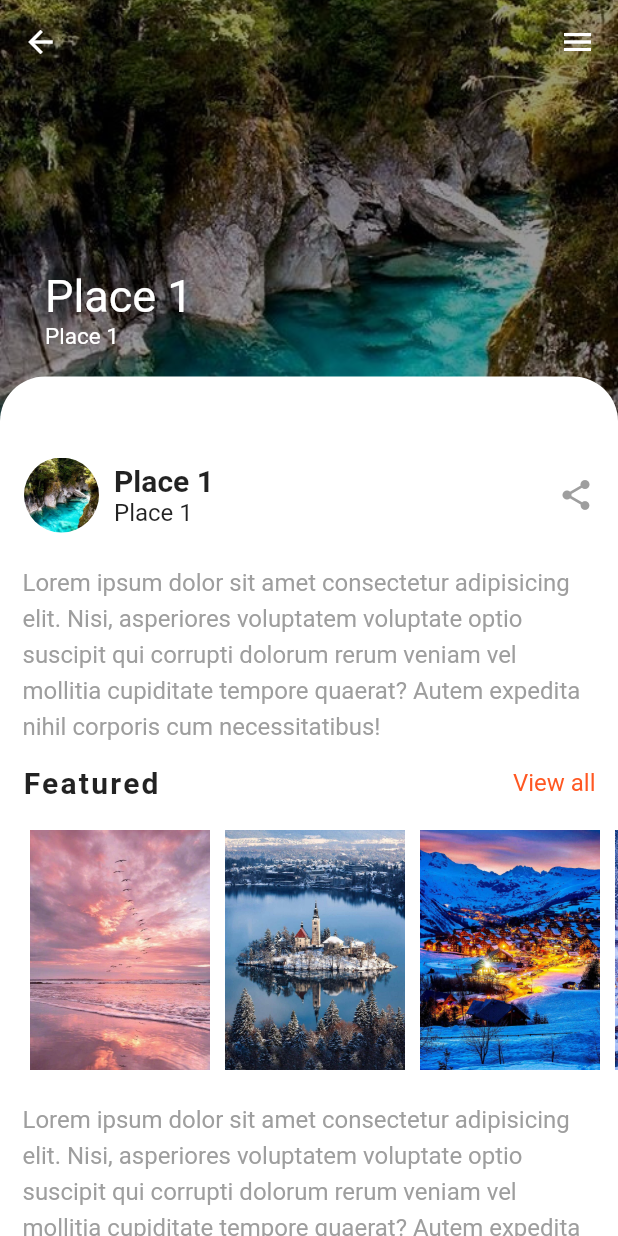
After one commit to gaoliveira21/flutter-travel-app, a Flutter app: the screen it shows after launch, after a tap on "Place 1", on a phone screen of 412 x 824 dp. The commit adds this screen. Run offline on Flutter 3.47's test engine with Material 2 defaults, Android fonts, the light colour scheme and no system bars.

Commit message:
feat: add detail screen

```diff
--- /dev/null
+++ b/lib/detail.dart
@@ -0,0 +1,274 @@
+import 'package:flutter/material.dart';
+
+import 'package:travel_app/models/travel.dart';
+
+class TravelDetail extends StatelessWidget {
+  final Travel travel;
+  final double expandedHeight = 300;
+  final double roundedContainerHeight = 50;
+
+  const TravelDetail({required this.travel, Key? key}) : super(key: key);
+
+  @override
+  Widget build(BuildContext context) {
+    return Scaffold(
+      backgroundColor: Colors.white,
+      body: Stack(
+        children: [
+          CustomScrollView(
+            slivers: [
+              _buildSliverHead(),
+              SliverToBoxAdapter(
+                child: _buildDetail(),
+              )
+            ],
+          ),
+          SizedBox(
+            height: kToolbarHeight,
+            child: Padding(
+              padding: EdgeInsets.only(
+                top: MediaQuery.of(context).padding.top,
+                left: 15,
+                right: 15,
+              ),
+              child: Row(
+                mainAxisAlignment: MainAxisAlignment.spaceBetween,
+                children: [
+                  GestureDetector(
+                    onTap: () => Navigator.pop(context),
+                    child: const Icon(
+                      Icons.arrow_back,
+                      color: Colors.white,
+                    ),
+                  ),
+                  const Icon(
+                    Icons.menu,
+                    color: Colors.white,
+                  ),
+                ],
+              ),
+            ),
+          ),
+        ],
+      ),
+    );
+  }
+
+  Widget _buildSliverHead() {
+    return SliverPersistentHeader(
+      delegate: DetailsSliverDelegate(
+        travel: travel,
+        expandedHeight: expandedHeight,
+        roundedContainerHeight: roundedContainerHeight,
+      ),
+    );
+  }
+
+  Widget _buildDetail() {
+    return Container(
+      color: Colors.white,
+      child: Column(
+        children: [
+          _buildUserInfo(),
+          const Padding(
+            padding: EdgeInsets.all(15),
+            child: Text(
+              'Lorem ipsum dolor sit amet consectetur adipisicing elit. Nisi, asperiores voluptatem voluptate optio suscipit qui corrupti dolorum rerum veniam vel mollitia cupiditate tempore quaerat? Autem expedita nihil corporis cum necessitatibus!',
+              style: TextStyle(
+                color: Colors.grey,
+                fontSize: 16,
+                height: 1.5,
+              ),
+            ),
+          ),
+          Padding(
+            padding: const EdgeInsets.symmetric(horizontal: 15),
+            child: Row(
+              mainAxisAlignment: MainAxisAlignment.spaceBetween,
+              children: const [
+                Text(
+                  'Featured',
+                  style: TextStyle(
+                    fontWeight: FontWeight.bold,
+                    fontSize: 20,
+                    letterSpacing: 1.5,
+                  ),
+                ),
+                Text(
+                  'View all',
+                  style: TextStyle(
+                    color: Colors.deepOrange,
+                    fontSize: 16,
+                  ),
+                ),
+              ],
+            ),
+          ),
+          SizedBox(
+            height: 200,
+            child: FeaturedWidget(),
+          ),
+          const Padding(
+            padding: EdgeInsets.symmetric(horizontal: 15),
+            child: Text(
+              'Lorem ipsum dolor sit amet consectetur adipisicing elit. Nisi, asperiores voluptatem voluptate optio suscipit qui corrupti dolorum rerum veniam vel mollitia cupiditate tempore quaerat? Autem expedita nihil corporis cum necessitatibus!',
+              style: TextStyle(
+                color: Colors.grey,
+                fontSize: 16,
+                height: 1.5,
+              ),
+            ),
+          ),
+        ],
+      ),
+    );
+  }
+
+  Widget _buildUserInfo() {
+    return Padding(
+      padding: const EdgeInsets.symmetric(horizontal: 16, vertical: 5),
+      child: Row(
+        children: [
+          ClipRRect(
+            borderRadius: BorderRadius.circular(50),
+            child: Image.asset(
+              travel.url,
+              width: 50,
+              height: 50,
+              fit: BoxFit.cover,
+            ),
+          ),
+          Padding(
+            padding: const EdgeInsets.only(left: 10),
+            child: Column(
+              crossAxisAlignment: CrossAxisAlignment.start,
+              children: [
+                Text(
+                  travel.name,
+                  style: const TextStyle(
+                    fontSize: 20,
+                    fontWeight: FontWeight.bold,
+                  ),
+                ),
+                Text(
+                  travel.location,
+                  style: const TextStyle(
+                    fontSize: 16,
+                  ),
+                ),
+              ],
+            ),
+          ),
+          const Spacer(),
+          const Icon(
+            Icons.share,
+            color: Colors.grey,
+          ),
+        ],
+      ),
+    );
+  }
+}
+
+class DetailsSliverDelegate extends SliverPersistentHeaderDelegate {
+  final Travel travel;
+  final double expandedHeight;
+  final double roundedContainerHeight;
+
+  DetailsSliverDelegate({
+    required this.travel,
+    required this.expandedHeight,
+    required this.roundedContainerHeight,
+  });
+
+  @override
+  Widget build(
+      BuildContext context, double shrinkOffset, bool overlapsContent) {
+    return Stack(
+      children: [
+        Image.asset(
+          travel.url,
+          width: MediaQuery.of(context).size.width,
+          height: expandedHeight,
+          fit: BoxFit.cover,
+        ),
+        Opacity(
+          opacity: 0.4,
+          child: Container(
+            decoration: const BoxDecoration(color: Colors.black),
+          ),
+        ),
+        Positioned(
+          top: expandedHeight - roundedContainerHeight - shrinkOffset + 1,
+          left: 0,
+          child: Container(
+            width: MediaQuery.of(context).size.width,
+            height: roundedContainerHeight,
+            decoration: const BoxDecoration(
+              color: Colors.white,
+              borderRadius: BorderRadius.only(
+                topLeft: Radius.circular(30),
+                topRight: Radius.circular(30),
+              ),
+            ),
+          ),
+        ),
+        Positioned(
+            top: expandedHeight - shrinkOffset - 120,
+            left: 30,
+            child: Column(
+              crossAxisAlignment: CrossAxisAlignment.start,
+              children: [
+                Text(
+                  travel.name,
+                  style: const TextStyle(color: Colors.white, fontSize: 30),
+                ),
+                Text(
+                  travel.location,
+                  style: const TextStyle(color: Colors.white, fontSize: 15),
+                ),
+              ],
+            ))
+      ],
+    );
+  }
+
+  @override
+  double get maxExtent => expandedHeight;
+
+  @override
+  double get minExtent => 0;
+
+  @override
+  bool shouldRebuild(
+    covariant SliverPersistentHeaderDelegate oldDelegate,
+  ) =>
+      true;
+}
+
+class FeaturedWidget extends StatelessWidget {
+  final _travelList = Travel.generateMostPopular();
+
+  FeaturedWidget({Key? key}) : super(key: key);
+
+  @override
+  Widget build(BuildContext context) {
+    return ListView.separated(
+      padding: const EdgeInsets.all(20),
+      scrollDirection: Axis.horizontal,
+      itemCount: _travelList.length,
+      separatorBuilder: (context, _) => const SizedBox(width: 10),
+      itemBuilder: (context, index) {
+        var travel = _travelList[index];
+
+        return SizedBox(
+          width: 120,
+          child: Image.asset(
+            travel.url,
+            fit: BoxFit.cover,
+          ),
+        );
+      },
+    );
+  }
+}
--- a/lib/home.dart
+++ b/lib/home.dart
@@ -1,4 +1,5 @@
 import 'package:flutter/material.dart';
+
 import 'package:travel_app/widgets/most_popular.dart';
 import 'package:travel_app/widgets/travel_blog.dart';
 
--- a/lib/widgets/most_popular.dart
+++ b/lib/widgets/most_popular.dart
@@ -1,4 +1,6 @@
 import 'package:flutter/material.dart';
+
+import 'package:travel_app/detail.dart';
 import 'package:travel_app/models/travel.dart';
 
 class MostPopular extends StatelessWidget {
@@ -14,7 +16,19 @@ class MostPopular extends StatelessWidget {
       itemBuilder: (context, index) {
         var travel = _travelList[index];
 
-        return Stack(
+        return GestureDetector(
+          onTap: () {
+            Navigator.of(context).push(
+              MaterialPageRoute(
+                builder: (context) {
+                  return TravelDetail(
+                    travel: travel,
+                  );
+                },
+              ),
+            );
+          },
+          child: Stack(
             children: [
               ClipRRect(
                 borderRadius: BorderRadius.circular(5),
@@ -49,6 +63,7 @@ class MostPopular extends StatelessWidget {
                     ],
                   ))
             ],
+          ),
         );
       },
       separatorBuilder: (context, _) => const SizedBox(
--- a/lib/widgets/travel_blog.dart
+++ b/lib/widgets/travel_blog.dart
@@ -1,4 +1,6 @@
 import 'package:flutter/material.dart';
+
+import 'package:travel_app/detail.dart';
 import 'package:travel_app/models/travel.dart';
 
 class TravelBlog extends StatelessWidget {
@@ -15,7 +17,19 @@ class TravelBlog extends StatelessWidget {
       itemBuilder: (context, index) {
         var travel = _travelList[index];
 
-        return Stack(
+        return GestureDetector(
+          onTap: () {
+            Navigator.of(context).push(
+              MaterialPageRoute(
+                builder: (context) {
+                  return TravelDetail(
+                    travel: travel,
+                  );
+                },
+              ),
+            );
+          },
+          child: Stack(
             children: [
               Padding(
                 padding: const EdgeInsets.only(top: 12, right: 20, bottom: 30),
@@ -76,6 +90,7 @@ class TravelBlog extends StatelessWidget {
                 ),
               )
             ],
+          ),
         );
       },
     );
```
Also changed, not shown: .github/assets/travel_app.jpg (added). Lines whose indentation alone changed are shown as unchanged.
